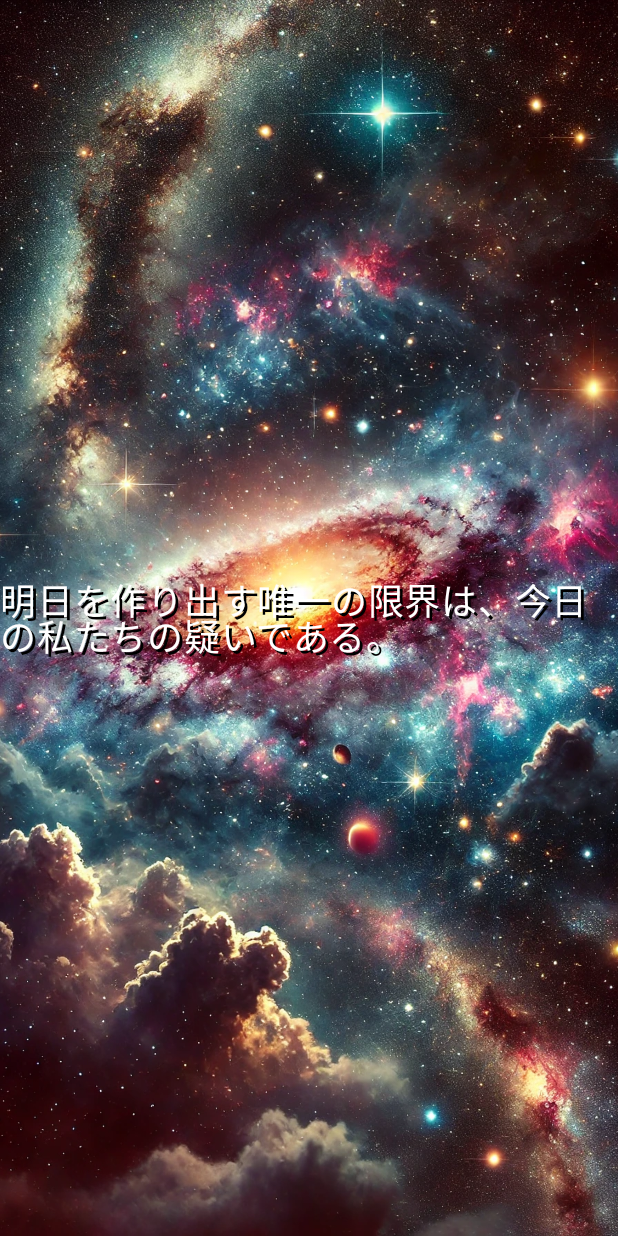
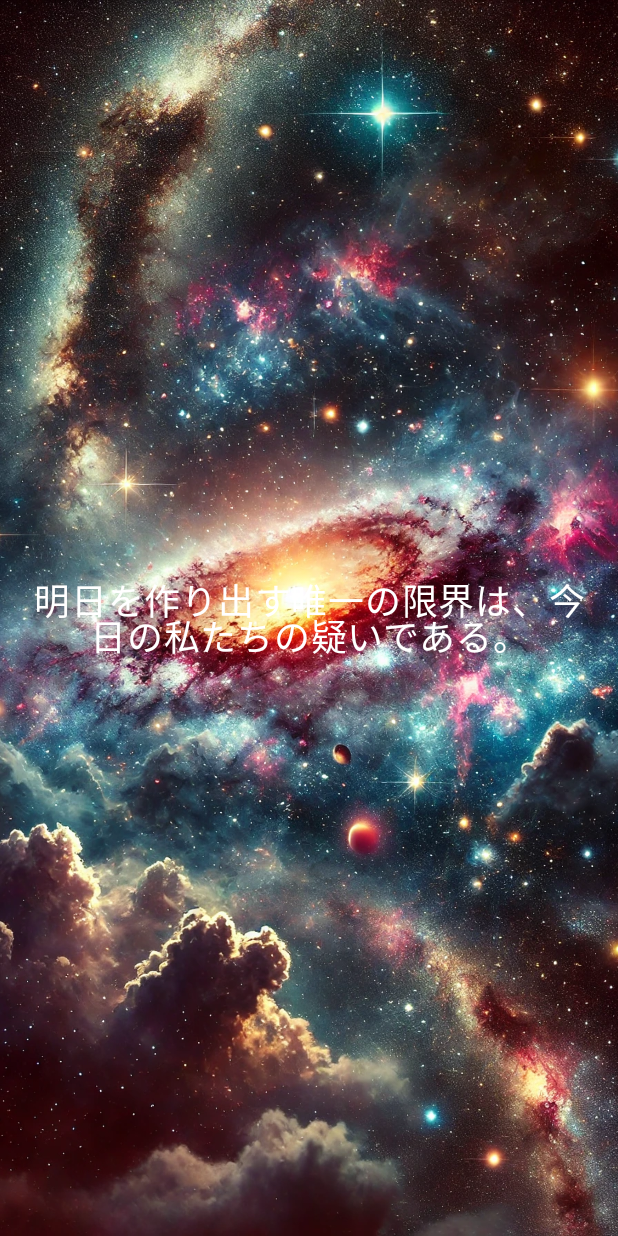
Before and after one commit to 193sata/Practice3, an Android app built with Jetpack Compose: the screen it shows after launch (MainActivity), after a tap on "ScrollTextScreen", on a phone screen of 412 x 824 dp. Run offline under Robolectric (Android 15) with nearby library versions, the phone set to English and light mode, and no system bars.

Commit message:
Quote App

```diff
--- a/app/build.gradle.kts
+++ b/app/build.gradle.kts
@@ -49,6 +49,8 @@ android {
     }
 }
 
+
+
 dependencies {
 
     implementation(libs.androidx.core.ktx)
@@ -67,6 +69,7 @@ dependencies {
     debugImplementation(libs.androidx.ui.tooling)
     debugImplementation(libs.androidx.ui.test.manifest)
 
+
     implementation(libs.androidx.navigation.compose) // ここに追加
 
 }
--- a/app/src/main/java/com/example/practice3/MainActivity.kt
+++ b/app/src/main/java/com/example/practice3/MainActivity.kt
@@ -48,7 +48,7 @@ fun MainScreen() {
             }
             // ScrollScreenの画面
             composable("scroll_screen") {
-                val scrollScreen = ScrollScreen()
+                val scrollScreen = ScrollImageScreen()
                 scrollScreen.Content()
             }
             // ScrollTextScreenの画面
--- a/app/src/main/java/com/example/practice3/ScrollTextScreen.kt
+++ b/app/src/main/java/com/example/practice3/ScrollTextScreen.kt
@@ -1,22 +1,21 @@
 package com.example.practice3
 
-import androidx.compose.animation.Crossfade
 import androidx.compose.foundation.Image
-import androidx.compose.foundation.clickable
+import androidx.compose.foundation.gestures.detectDragGestures
 import androidx.compose.foundation.layout.*
-import androidx.compose.foundation.rememberScrollState
-import androidx.compose.foundation.verticalScroll
 import androidx.compose.runtime.*
 import androidx.compose.ui.Alignment
 import androidx.compose.ui.Modifier
 import androidx.compose.ui.graphics.Color
+import androidx.compose.ui.graphics.graphicsLayer
+import androidx.compose.ui.input.pointer.pointerInput
 import androidx.compose.ui.layout.ContentScale
 import androidx.compose.ui.res.painterResource
 import androidx.compose.ui.text.style.TextAlign
 import androidx.compose.ui.unit.dp
+import androidx.compose.ui.unit.sp
 import androidx.compose.material3.Text
-import androidx.compose.ui.unit.sp
-import com.example.practice3.R
+import kotlin.math.abs
 
 class ScrollTextScreen {
     val quotes = listOf(
@@ -52,19 +51,47 @@ class ScrollTextScreen {
         "勇気とは、恐怖に立ち向かう力である。"
     )
 
-
     @Composable
     fun Content() {
-        // 現在の名言のインデックスを管理する
         var currentIndex by remember { mutableStateOf(0) }
+        var nextIndex by remember { mutableStateOf((currentIndex + 1) % quotes.size) }  // 次のインデックス
+        var dragOffset by remember { mutableStateOf(0f) }
+        var scrollDirection by remember { mutableStateOf(0f) }  // スクロールの方向を保存
+        var directionLocked by remember { mutableStateOf(false) }  // 方向が確定したかどうか
+        val screenHeight = 800f  // 仮の画面高さ
 
-        // 画面全体のレイアウト
         Box(
             modifier = Modifier
                 .fillMaxSize()
-                .clickable {
-                    // タッチされたときに次の名言へ
+                .pointerInput(Unit) {
+                    detectDragGestures(
+                        onDragEnd = {
+                            // 指を離したときに次の文字列に切り替え
+                            if (dragOffset > screenHeight / 2) {
+                                // 上にスクロールして次のテキストへ
+                                currentIndex = if (currentIndex > 0) currentIndex - 1 else quotes.size - 1
+                            } else if (dragOffset < -screenHeight / 2) {
+                                // 下にスクロールして次のテキストへ
                                 currentIndex = (currentIndex + 1) % quotes.size
+                            }
+                            dragOffset = 0f  // オフセットをリセット
+                            directionLocked = false  // 方向ロック解除
+                        },
+                        onDrag = { _, dragAmount ->
+                            dragOffset += dragAmount.y  // ドラッグ量をオフセットに反映
+
+                            if (!directionLocked) {
+                                // スクロール方向がまだ決定していない場合、方向を決定
+                                scrollDirection = dragAmount.y
+                                nextIndex = if (scrollDirection > 0) {
+                                    if (currentIndex > 0) currentIndex - 1 else quotes.size - 1
+                                } else {
+                                    (currentIndex + 1) % quotes.size
+                                }
+                                directionLocked = true  // 方向をロック
+                            }
+                        }
+                    )
                 },
             contentAlignment = Alignment.Center
         ) {
@@ -73,25 +100,38 @@ class ScrollTextScreen {
                 painter = painterResource(id = R.drawable.bg_screen3),
                 contentDescription = null,
                 modifier = Modifier.fillMaxSize(),
-                contentScale = ContentScale.Crop // 画像をディスプレイ全体に広げる
+                contentScale = ContentScale.Crop
             )
 
-            // 名言のフェードイン表示
-            Crossfade(targetState = currentIndex) { index ->
-                // 影となるテキスト
+            // 現在のテキストの表示（指の動きに合わせてフェードアウト）
             Text(
-                    text = quotes[index],
-                    color = Color.Black,
+                text = quotes[currentIndex],
+                color = Color.White,
                 fontSize = 24.sp,
-                    modifier = Modifier.offset(2.dp, 2.dp)
+                textAlign = TextAlign.Center,
+                modifier = Modifier
+                    .fillMaxWidth()
+                    .padding(16.dp)
+                    .graphicsLayer(
+                        translationY = dragOffset,  // 指の動きに合わせてテキストを動かす
+                        alpha = 1f - abs(dragOffset) / (screenHeight / 2)  // フェードアウト
                     )
-                // 本来のテキスト
+            )
+
+            // 次のテキストの表示（フェードインして画面中央に表示）
             Text(
-                    text = quotes[index],
+                text = quotes[nextIndex],
                 color = Color.White,
-                    fontSize = 24.sp
+                fontSize = 24.sp,
+                textAlign = TextAlign.Center,
+                modifier = Modifier
+                    .fillMaxWidth()
+                    .padding(16.dp)
+                    .graphicsLayer(
+                        translationY = if (dragOffset > 0) dragOffset - screenHeight else dragOffset + screenHeight,  // 新しいテキストは反対側から移動
+                        alpha = abs(dragOffset) / (screenHeight / 2)  // フェードイン
+                    )
             )
         }
     }
 }
-}
--- a/gradle/libs.versions.toml
+++ b/gradle/libs.versions.toml
@@ -9,7 +9,6 @@ lifecycleRuntimeKtx = "2.8.4"
 activityCompose = "1.9.1"
 composeBom = "2024.04.01"
 navigationRuntimeKtx = "2.7.7"
-
 
 [libraries]
 androidx-core-ktx = { group = "androidx.core", name = "core-ktx", version.ref = "coreKtx" }
```
Also changed, not shown: app/src/main/java/com/example/practice3/ScrollScreen.kt (+54 -33 lines), app/src/main/java/com/example/practice3/memo.txt (added, +97 -0 lines). Lines whose indentation alone changed are shown as unchanged.
